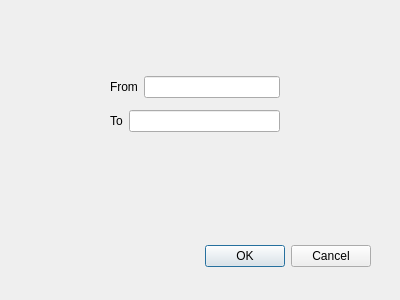
Before: the Qt Designer form passenger.ui in kHarshit/railway-ticketing-system, drawn with Qt 5.
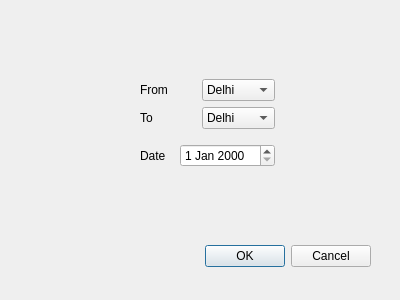
After: the same form once the commit is applied.

```diff
--- a/passenger.ui
+++ b/passenger.ui
@@ -32,38 +32,88 @@
   <widget class="QWidget" name="">
    <property name="geometry">
     <rect>
-     <x>110</x>
+     <x>140</x>
      <y>70</y>
-     <width>170</width>
-     <height>68</height>
+     <width>135</width>
+     <height>107</height>
     </rect>
    </property>
-   <layout class="QVBoxLayout" name="verticalLayout">
+   <layout class="QVBoxLayout" name="verticalLayout_2">
     <item>
-     <layout class="QHBoxLayout" name="horizontalLayout">
+     <layout class="QVBoxLayout" name="verticalLayout">
       <item>
-       <widget class="QLabel" name="label">
-        <property name="text">
-         <string>From</string>
-        </property>
-       </widget>
+       <layout class="QHBoxLayout" name="horizontalLayout">
+        <item>
+         <widget class="QLabel" name="label">
+          <property name="text">
+           <string>From</string>
+          </property>
+         </widget>
+        </item>
+        <item>
+         <widget class="QComboBox" name="comboBox">
+          <item>
+           <property name="text">
+            <string>Delhi</string>
+           </property>
+          </item>
+          <item>
+           <property name="text">
+            <string>Pune</string>
+           </property>
+          </item>
+          <item>
+           <property name="text">
+            <string>Mumbai</string>
+           </property>
+          </item>
+         </widget>
+        </item>
+       </layout>
       </item>
       <item>
-       <widget class="QLineEdit" name="lineEdit"/>
+       <layout class="QHBoxLayout" name="horizontalLayout_2">
+        <item>
+         <widget class="QLabel" name="label_2">
+          <property name="text">
+           <string>To</string>
+          </property>
+         </widget>
+        </item>
+        <item>
+         <widget class="QComboBox" name="comboBox_2">
+          <item>
+           <property name="text">
+            <string>Delhi</string>
+           </property>
+          </item>
+          <item>
+           <property name="text">
+            <string>Pune</string>
+           </property>
+          </item>
+          <item>
+           <property name="text">
+            <string>Mumbai</string>
+           </property>
+          </item>
+         </widget>
+        </item>
+       </layout>
       </item>
      </layout>
     </item>
     <item>
-     <layout class="QHBoxLayout" name="horizontalLayout_2">
+     <layout class="QHBoxLayout" name="horizontalLayout_3">
       <item>
-       <widget class="QLabel" name="label_2">
+       <widget class="QLabel" name="label_3">
         <property name="text">
-         <string>To</string>
+         <string>Date</string>
         </property>
        </widget>
       </item>
       <item>
-       <widget class="QLineEdit" name="lineEdit_2"/>
+       <widget class="QDateEdit" name="dateEdit"/>
       </item>
      </layout>
     </item>
```
Left out of the diff: 25 changed lines with no effect on the pictures.
